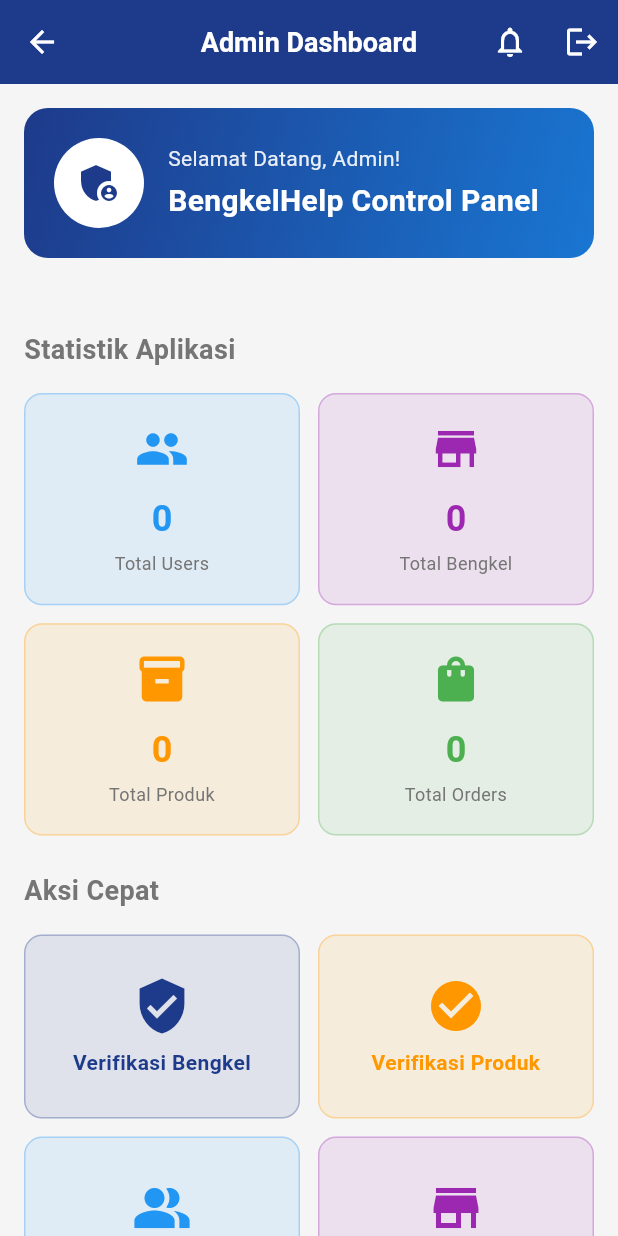
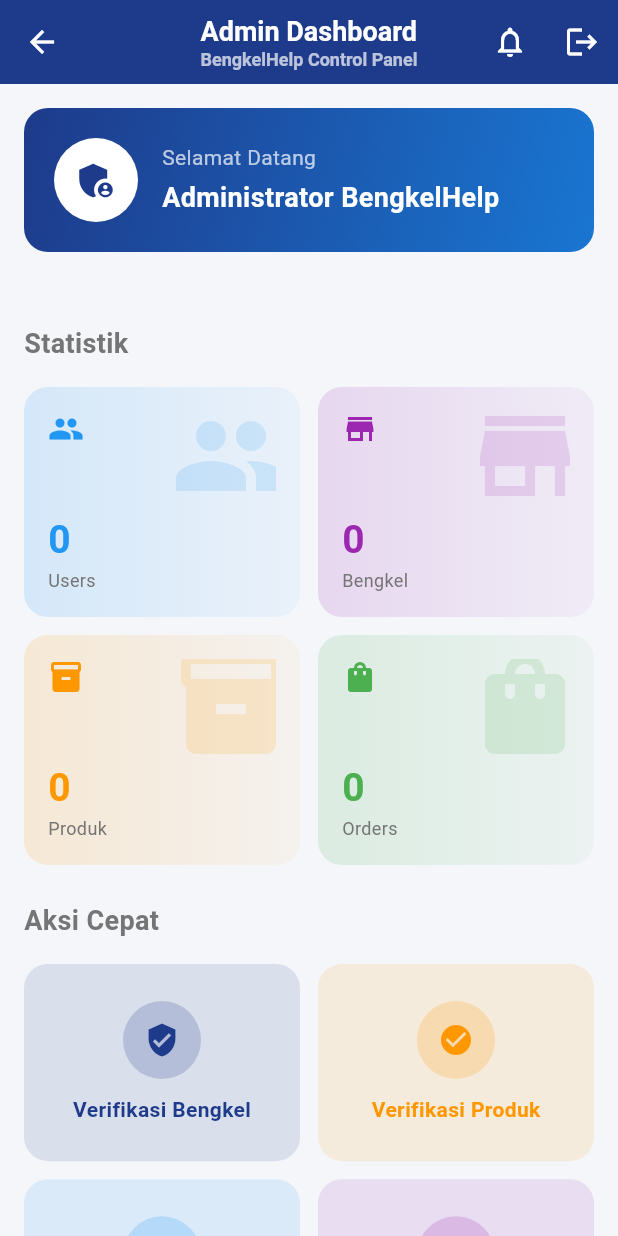
Before and after one commit to crazykillerrr/BengkelHelp, a Flutter app: the AdminDashboardScreen screen opened directly, after a tap on the "notifications" icon, on a phone screen of 412 x 824 dp. Run offline on Flutter 3.47's test engine with Material 3 defaults, Android fonts, the phone set to English and light mode, and no system bars; our stand-ins replace cloud_firestore, firebase_auth, firebase_core, image_picker; accounts and stored records are empty.

Commit message:
adminnnnnn

```diff
--- a/lib/presentation/screens/admin/home/admin_dasboard_screen.dart
+++ b/lib/presentation/screens/admin/home/admin_dasboard_screen.dart
@@ -11,9 +11,8 @@
 import '../report/revenue_report_screen.dart';
 import '../report/activity_report_screen.dart';
 
-
 class AdminDashboardScreen extends StatefulWidget {
-  const AdminDashboardScreen({Key? key}) : super(key: key);
+  const AdminDashboardScreen({super.key});
 
   @override
   State<AdminDashboardScreen> createState() => _AdminDashboardScreenState();
@@ -33,89 +32,108 @@
     setState(() => _isLoading = true);
 
     try {
-      // Load statistics from Firestore
-      final usersSnapshot = await FirebaseFirestore.instance
-          .collection('users')
-          .get();
-
-      final bengkelSnapshot = await FirebaseFirestore.instance
-          .collection('bengkel')
-          .get();
-
-      final productsSnapshot = await FirebaseFirestore.instance
-          .collection('products')
-          .get();
-
-      final ordersSnapshot = await FirebaseFirestore.instance
-          .collection('orders')
-          .get();
-
-      final transactionsSnapshot = await FirebaseFirestore.instance
+      final users = await FirebaseFirestore.instance.collection('users').get();
+      final bengkel =
+      await FirebaseFirestore.instance.collection('bengkel').get();
+      final products =
+      await FirebaseFirestore.instance.collection('products').get();
+      final orders =
+      await FirebaseFirestore.instance.collection('orders').get();
+      final transactions = await FirebaseFirestore.instance
           .collection('transactions')
           .where('status', isEqualTo: 'success')
           .get();
 
-      // Calculate statistics
-      final totalUsers = usersSnapshot.docs.length;
-      final totalBengkel = bengkelSnapshot.docs.length;
-      final totalProducts = productsSnapshot.docs.length;
-      final totalOrders = ordersSnapshot.docs.length;
-
-      // Pending verifications
-      final pendingBengkel = bengkelSnapshot.docs
-          .where((doc) => doc.data()['status'] == 'pending')
-          .length;
-      final pendingProducts = productsSnapshot.docs
-          .where((doc) => doc.data()['status'] == 'pending')
-          .length;
-
-      // Revenue
-      double totalRevenue = 0;
-      for (var doc in transactionsSnapshot.docs) {
-        totalRevenue += (doc.data()['amount'] ?? 0).toDouble();
+      double revenue = 0;
+      for (var doc in transactions.docs) {
+        revenue += (doc.data()['amount'] ?? 0).toDouble();
       }
 
       setState(() {
         _stats = {
-          'totalUsers': totalUsers,
-          'totalBengkel': totalBengkel,
-          'totalProducts': totalProducts,
-          'totalOrders': totalOrders,
-          'pendingBengkel': pendingBengkel,
-          'pendingProducts': pendingProducts,
-          'totalRevenue': totalRevenue,
+          'totalUsers': users.docs.length,
+          'totalBengkel': bengkel.docs.length,
+          'totalProducts': products.docs.length,
+          'totalOrders': orders.docs.length,
+          'pendingBengkel':
+          bengkel.docs.where((e) => e['status'] == 'pending').length,
+          'pendingProducts':
+          products.docs.where((e) => e['status'] == 'pending').length,
+          'revenue': revenue,
         };
         _isLoading = false;
       });
-    } catch (e) {
+    } catch (_) {
       setState(() => _isLoading = false);
-      print('Error loading dashboard: $e');
     }
   }
 
   @override
   Widget build(BuildContext context) {
     return Scaffold(
+      backgroundColor: const Color(0xFFF4F6FA),
       appBar: AppBar(
-        title: const Text('Admin Dashboard'),
+        elevation: 0,
         backgroundColor: AppColors.primary,
+        title: const Column(
+          crossAxisAlignment: CrossAxisAlignment.start,
+          children: [
+            Text('Admin Dashboard',
+                style: TextStyle(fontWeight: FontWeight.bold)),
+            Text(
+              'BengkelHelp Control Panel',
+              style: TextStyle(fontSize: 12, color: Colors.white70),
+            ),
+          ],
+        ),
         actions: [
           IconButton(
             icon: const Icon(Icons.notifications_outlined),
-            onPressed: () {
-              // Show notifications
-            },
+            onPressed: () {},
           ),
+
+          // ================= LOGOUT AMAN =================
           IconButton(
             icon: const Icon(Icons.logout),
             onPressed: () async {
-              final authProvider = Provider.of<AuthProvider>(
+              final confirm = await showDialog<bool>(
+                context: context,
+                builder: (context) => AlertDialog(
+                  title: const Text('Konfirmasi Logout'),
+                  content: const Text(
+                    'Apakah Anda yakin ingin keluar dari akun admin?\n\n'
+                        'Semua data akan tetap tersimpan.',
+                  ),
+                  actions: [
+                    TextButton(
+                      onPressed: () => Navigator.pop(context, false),
+                      child: const Text('Batal'),
+                    ),
+                    TextButton(
+                      onPressed: () => Navigator.pop(context, true),
+                      style: TextButton.styleFrom(
+                        foregroundColor: Colors.red,
+                      ),
+                      child: const Text('Keluar'),
+                    ),
+                  ],
+                ),
+              );
+
+              if (confirm == true) {
+                final auth =
+                Provider.of<AuthProvider>(context, listen: false);
+
+                await auth.signOut();
+
+                if (!mounted) return;
+
+                Navigator.pushNamedAndRemoveUntil(
                   context,
-                listen: false,
+                  AppRoutes.login,
+                      (route) => false,
                 );
-              await authProvider.signOut();
-              if (!mounted) return;
-              Navigator.pushReplacementNamed(context, AppRoutes.roleSelection);
+              }
             },
           ),
         ],
@@ -125,58 +143,39 @@
         child: _isLoading
             ? const Center(child: CircularProgressIndicator())
             : SingleChildScrollView(
+          padding: const EdgeInsets.all(16),
           physics: const AlwaysScrollableScrollPhysics(),
-                padding: const EdgeInsets.all(16),
           child: Column(
             crossAxisAlignment: CrossAxisAlignment.start,
             children: [
-                    // Welcome Section
-                    _buildWelcomeCard(),
+              _welcomeCard(),
               const SizedBox(height: 24),
 
-                    // Alerts Section
               if ((_stats['pendingBengkel'] ?? 0) > 0 ||
                   (_stats['pendingProducts'] ?? 0) > 0)
-                      _buildAlertsSection(),
+                _alertSection(),
 
               const SizedBox(height: 24),
 
-                    // Statistics Section
-                    const Text(
-                      'Statistik Aplikasi',
+              const Text('Statistik',
                   style: TextStyle(
-                        fontSize: 18,
-                        fontWeight: FontWeight.bold,
-                      ),
-                    ),
+                      fontSize: 18, fontWeight: FontWeight.bold)),
               const SizedBox(height: 16),
-                    _buildStatisticsGrid(),
+              _statGrid(),
 
               const SizedBox(height: 24),
-
-                    // Quick Actions
-                    const Text(
-                      'Aksi Cepat',
+              const Text('Aksi Cepat',
                   style: TextStyle(
-                        fontSize: 18,
-                        fontWeight: FontWeight.bold,
-                      ),
-                    ),
+                      fontSize: 18, fontWeight: FontWeight.bold)),
               const SizedBox(height: 16),
-                    _buildQuickActions(),
+              _quickActions(),
 
               const SizedBox(height: 24),
-
-                    // Reports Section
-                    const Text(
-                      'Laporan',
+              const Text('Laporan',
                   style: TextStyle(
-                        fontSize: 18,
-                        fontWeight: FontWeight.bold,
-                      ),
-                    ),
+                      fontSize: 18, fontWeight: FontWeight.bold)),
               const SizedBox(height: 16),
-                    _buildReportsSection(),
+              _reportSection(),
             ],
           ),
         ),
@@ -184,7 +183,9 @@
     );
   }
 
-  Widget _buildWelcomeCard() {
+  /* ================= UI ================= */
+
+  Widget _welcomeCard() {
     return Container(
       padding: const EdgeInsets.all(20),
       decoration: BoxDecoration(
@@ -192,84 +193,65 @@
         borderRadius: BorderRadius.circular(16),
       ),
       child: Row(
-        children: [
-          const CircleAvatar(
-            radius: 30,
+        children: const [
+          CircleAvatar(
+            radius: 28,
             backgroundColor: Colors.white,
-            child: Icon(
-              Icons.admin_panel_settings,
-              size: 32,
-              color: AppColors.primary,
+            child: Icon(Icons.admin_panel_settings,
+                size: 30, color: AppColors.primary),
           ),
-          ),
-          const SizedBox(width: 16),
-          Expanded(
-            child: Column(
+          SizedBox(width: 16),
+          Column(
             crossAxisAlignment: CrossAxisAlignment.start,
             children: [
-                Text(
-                  'Selamat Datang, Admin!',
-                  style: TextStyle(
-                    color: Colors.white.withOpacity(0.9),
-                    fontSize: 14,
-                  ),
-                ),
-                const SizedBox(height: 4),
-                const Text(
-                  'BengkelHelp Control Panel',
+              Text('Selamat Datang',
+                  style: TextStyle(color: Colors.white70)),
+              SizedBox(height: 4),
+              Text('Administrator BengkelHelp',
                   style: TextStyle(
                       color: Colors.white,
-                    fontSize: 20,
-                    fontWeight: FontWeight.bold,
-                  ),
-                ),
+                      fontSize: 18,
+                      fontWeight: FontWeight.bold)),
             ],
-            ),
           ),
         ],
       ),
     );
   }
 
-  Widget _buildAlertsSection() {
+  Widget _alertSection() {
     return Column(
       children: [
         if ((_stats['pendingBengkel'] ?? 0) > 0)
-          _buildAlertCard(
+          _alertCard(
             icon: Icons.store,
             title: 'Bengkel Menunggu Verifikasi',
             count: _stats['pendingBengkel'],
-            color: AppColors.warning,
-            onTap: () {
-              Navigator.push(
+            color: Colors.orange,
+            onTap: () => Navigator.push(
               context,
               MaterialPageRoute(
-                  builder: (_) => const BengkelVerificationScreen(),
+                  builder: (_) => const BengkelVerificationScreen()),
             ),
-              );
-            },
           ),
         const SizedBox(height: 12),
         if ((_stats['pendingProducts'] ?? 0) > 0)
-          _buildAlertCard(
+          _alertCard(
             icon: Icons.inventory,
             title: 'Produk Menunggu Verifikasi',
             count: _stats['pendingProducts'],
-            color: AppColors.secondary,
-            onTap: () {
-              Navigator.push(
+            color: Colors.blue,
+            onTap: () => Navigator.push(
               context,
               MaterialPageRoute(
-                  builder: (_) => const ProductVerificationScreen(),
+                  builder: (_) => const ProductVerificationScreen()),
             ),
-              );
-            },
           ),
       ],
     );
   }
 
-  Widget _buildAlertCard({
+  Widget _alertCard({
     required IconData icon,
     required String title,
     required int count,
@@ -278,327 +260,232 @@
   }) {
     return InkWell(
       onTap: onTap,
-      borderRadius: BorderRadius.circular(12),
+      borderRadius: BorderRadius.circular(14),
       child: Container(
         padding: const EdgeInsets.all(16),
         decoration: BoxDecoration(
-          color: color.withOpacity(0.1),
-          borderRadius: BorderRadius.circular(12),
-          border: Border.all(color: color.withOpacity(0.3)),
+          color: color.withOpacity(0.12),
+          borderRadius: BorderRadius.circular(14),
         ),
         child: Row(
           children: [
-            Container(
-              padding: const EdgeInsets.all(12),
-              decoration: BoxDecoration(
-                color: color.withOpacity(0.2),
-                borderRadius: BorderRadius.circular(8),
-              ),
-              child: Icon(icon, color: color, size: 24),
+            CircleAvatar(
+              backgroundColor: color.withOpacity(0.2),
+              child: Icon(icon, color: color),
             ),
             const SizedBox(width: 16),
             Expanded(
               child: Column(
                 crossAxisAlignment: CrossAxisAlignment.start,
                 children: [
-                  Text(
-                    title,
-                    style: const TextStyle(
-                      fontSize: 14,
-                      fontWeight: FontWeight.w500,
-                    ),
-                  ),
+                  Text(title,
+                      style: const TextStyle(fontWeight: FontWeight.w600)),
                   const SizedBox(height: 4),
-                  Text(
-                    '$count item',
+                  Text('$count item',
                       style: TextStyle(
-                      fontSize: 16,
-                      fontWeight: FontWeight.bold,
-                      color: color,
-                    ),
-                  ),
+                          fontWeight: FontWeight.bold, color: color)),
                 ],
               ),
             ),
-            Icon(
-              Icons.arrow_forward_ios,
-              size: 16,
-              color: color,
-            ),
+            const Icon(Icons.chevron_right),
           ],
         ),
       ),
     );
   }
 
-  Widget _buildStatisticsGrid() {
+  Widget _statGrid() {
     return GridView.count(
       crossAxisCount: 2,
       shrinkWrap: true,
       physics: const NeverScrollableScrollPhysics(),
+      crossAxisSpacing: 12,
       mainAxisSpacing: 12,
-      crossAxisSpacing: 12,
-      childAspectRatio: 1.3,
+      childAspectRatio: 1.2,
       children: [
-        _buildStatCard(
-          icon: Icons.people,
-          label: 'Total Users',
-          value: '${_stats['totalUsers'] ?? 0}',
-          color: Colors.blue,
-        ),
-        _buildStatCard(
-          icon: Icons.store,
-          label: 'Total Bengkel',
-          value: '${_stats['totalBengkel'] ?? 0}',
-          color: Colors.purple,
-        ),
-        _buildStatCard(
-          icon: Icons.inventory,
-          label: 'Total Produk',
-          value: '${_stats['totalProducts'] ?? 0}',
-          color: Colors.orange,
-        ),
-        _buildStatCard(
-          icon: Icons.shopping_bag,
-          label: 'Total Orders',
-          value: '${_stats['totalOrders'] ?? 0}',
-          color: Colors.green,
-        ),
+        _statCard(Icons.people, 'Users', _stats['totalUsers'], Colors.blue),
+        _statCard(Icons.store, 'Bengkel', _stats['totalBengkel'], Colors.purple),
+        _statCard(Icons.inventory, 'Produk', _stats['totalProducts'], Colors.orange),
+        _statCard(Icons.shopping_bag, 'Orders', _stats['totalOrders'], Colors.green),
       ],
     );
   }
 
-  Widget _buildStatCard({
-    required IconData icon,
-    required String label,
-    required String value,
-    required Color color,
-  }) {
+  Widget _statCard(
+      IconData icon, String label, int value, Color color) {
     return Container(
       padding: const EdgeInsets.all(16),
       decoration: BoxDecoration(
-        color: color.withOpacity(0.1),
-        borderRadius: BorderRadius.circular(12),
-        border: Border.all(color: color.withOpacity(0.3)),
-      ),
-      child: Column(
-        mainAxisAlignment: MainAxisAlignment.center,
-        children: [
-          Icon(icon, color: color, size: 36),
-          const SizedBox(height: 12),
-          Text(
-            value,
-            style: TextStyle(
-              fontSize: 24,
-              fontWeight: FontWeight.bold,
-              color: color,
+        borderRadius: BorderRadius.circular(16),
+        gradient: LinearGradient(
+          colors: [color.withOpacity(0.15), color.withOpacity(0.05)],
         ),
       ),
-          const SizedBox(height: 4),
-          Text(
-            label,
+      child: Stack(
+        children: [
+          Positioned(
+            right: -10,
+            top: -10,
+            child: Icon(icon, size: 80, color: color.withOpacity(0.15)),
+          ),
+          Column(
+            crossAxisAlignment: CrossAxisAlignment.start,
+            children: [
+              Icon(icon, color: color),
+              const Spacer(),
+              Text('$value',
                   style: TextStyle(
-              fontSize: 12,
-              color: Colors.grey[600],
-            ),
-            textAlign: TextAlign.center,
+                      fontSize: 26,
+                      fontWeight: FontWeight.bold,
+                      color: color)),
+              Text(label, style: const TextStyle(fontSize: 12)),
+            ],
           ),
         ],
       ),
     );
   }
 
-  Widget _buildQuickActions() {
+  Widget _quickActions() {
     return GridView.count(
       crossAxisCount: 2,
       shrinkWrap: true,
       physics: const NeverScrollableScrollPhysics(),
+      crossAxisSpacing: 12,
       mainAxisSpacing: 12,
-      crossAxisSpacing: 12,
-      childAspectRatio: 1.5,
+      childAspectRatio: 1.4,
       children: [
-        _buildActionCard(
-          icon: Icons.verified_user,
-          label: 'Verifikasi Bengkel',
-          color: AppColors.primary,
-          onTap: () {
+        _actionCard(Icons.verified_user, 'Verifikasi Bengkel',
+            AppColors.primary, () {
               Navigator.push(
                 context,
                 MaterialPageRoute(
-                builder: (_) => const BengkelVerificationScreen(),
-              ),
+                    builder: (_) => const BengkelVerificationScreen()),
               );
-          },
-        ),
-        _buildActionCard(
-          icon: Icons.check_circle,
-          label: 'Verifikasi Produk',
-          color: AppColors.secondary,
-          onTap: () {
+            }),
+        _actionCard(Icons.check_circle, 'Verifikasi Produk',
+            AppColors.secondary, () {
               Navigator.push(
                 context,
                 MaterialPageRoute(
-                builder: (_) => const ProductVerificationScreen(),
-              ),
+                    builder: (_) => const ProductVerificationScreen()),
               );
-          },
-        ),
-        _buildActionCard(
-          icon: Icons.people_alt,
-          label: 'Kelola Users',
-          color: Colors.blue,
-          onTap: () {
+            }),
+        _actionCard(Icons.people_alt, 'Kelola Users', Colors.blue, () {
           Navigator.push(
             context,
             MaterialPageRoute(
-                builder: (_) => const UserManagementScreen(),
-              ),
+                builder: (_) => const UserManagementScreen()),
           );
-          },
-        ),
-        _buildActionCard(
-          icon: Icons.store_mall_directory,
-          label: 'Kelola Bengkel',
-          color: Colors.purple,
-          onTap: () {
+        }),
+        _actionCard(Icons.store_mall_directory, 'Kelola Bengkel',
+            Colors.purple, () {
               Navigator.push(
                 context,
                 MaterialPageRoute(
-                builder: (_) => const ProductVerificationScreen(),
-              ),
+                    builder: (_) => const ProductVerificationScreen()),
               );
-          },
-        ),
+            }),
       ],
     );
   }
 
-  Widget _buildActionCard({
-    required IconData icon,
-    required String label,
-    required Color color,
-    required VoidCallback onTap,
-  }) {
+  Widget _actionCard(
+      IconData icon, String label, Color color, VoidCallback onTap) {
     return InkWell(
       onTap: onTap,
-      borderRadius: BorderRadius.circular(12),
+      borderRadius: BorderRadius.circular(16),
       child: Container(
         decoration: BoxDecoration(
-          color: color.withOpacity(0.1),
-          borderRadius: BorderRadius.circular(12),
-          border: Border.all(color: color.withOpacity(0.3)),
+          color: color.withOpacity(0.12),
+          borderRadius: BorderRadius.circular(16),
         ),
         child: Column(
           mainAxisAlignment: MainAxisAlignment.center,
           children: [
-            Icon(icon, size: 40, color: color),
-            const SizedBox(height: 8),
-            Text(
-              label,
-              style: TextStyle(
-                fontSize: 14,
-                fontWeight: FontWeight.w600,
-                color: color,
+            CircleAvatar(
+              radius: 26,
+              backgroundColor: color.withOpacity(0.2),
+              child: Icon(icon, color: color),
             ),
-              textAlign: TextAlign.center,
-            ),
+            const SizedBox(height: 10),
+            Text(label,
+                style:
+                TextStyle(fontWeight: FontWeight.w600, color: color)),
           ],
         ),
       ),
     );
   }
 
-  Widget _buildReportsSection() {
+  Widget _reportSection() {
     return Column(
       children: [
-        _buildReportCard(
-          icon: Icons.trending_up,
-          title: 'Laporan Pendapatan',
-          subtitle: CurrencyFormatter.format(_stats['totalRevenue'] ?? 0),
-          color: Colors.green,
-          onTap: () {
-            Navigator.push(
+        _reportCard(
+          Icons.trending_up,
+          'Laporan Pendapatan',
+          CurrencyFormatter.format(_stats['revenue'] ?? 0),
+          Colors.green,
+              () => Navigator.push(
             context,
             MaterialPageRoute(
-                builder: (_) => const RevenueReportScreen(),
+                builder: (_) => const RevenueReportScreen()),
           ),
-            );
-          },
         ),
         const SizedBox(height: 12),
-        _buildReportCard(
-          icon: Icons.analytics,
-          title: 'Laporan Aktivitas',
-          subtitle: 'Lihat aktivitas pengguna',
-          color: Colors.blue,
-          onTap: () {
-            Navigator.push(
+        _reportCard(
+          Icons.analytics,
+          'Laporan Aktivitas',
+          'Aktivitas pengguna aplikasi',
+          Colors.blue,
+              () => Navigator.push(
             context,
             MaterialPageRoute(
-                builder: (_) => const ActivityReportScreen(),
+                builder: (_) => const ActivityReportScreen()),
           ),
-            );
-          },
         ),
       ],
     );
   }
 
-  Widget _buildReportCard({
-    required IconData icon,
-    required String title,
-    required String subtitle,
-    required Color color,
-    required VoidCallback onTap,
-  }) {
+  Widget _reportCard(IconData icon, String title, String subtitle,
+      Color color, VoidCallback onTap) {
     return InkWell(
       onTap: onTap,
-      borderRadius: BorderRadius.circular(12),
+      borderRadius: BorderRadius.circular(16),
       child: Container(
         padding: const EdgeInsets.all(16),
         decoration: BoxDecoration(
           color: Colors.white,
-          borderRadius: BorderRadius.circular(12),
-          border: Border.all(color: Colors.grey[300]!),
+          borderRadius: BorderRadius.circular(16),
+          boxShadow: [
+            BoxShadow(
+                color: Colors.black.withOpacity(0.05),
+                blurRadius: 8,
+                offset: const Offset(0, 4)),
+          ],
         ),
         child: Row(
           children: [
-            Container(
-              padding: const EdgeInsets.all(12),
-              decoration: BoxDecoration(
-                color: color.withOpacity(0.1),
-                borderRadius: BorderRadius.circular(8),
-              ),
-              child: Icon(icon, color: color, size: 28),
+            CircleAvatar(
+              backgroundColor: color.withOpacity(0.15),
+              child: Icon(icon, color: color),
             ),
             const SizedBox(width: 16),
             Expanded(
               child: Column(
                 crossAxisAlignment: CrossAxisAlignment.start,
                 children: [
-                  Text(
-                    title,
-                    style: const TextStyle(
-                      fontSize: 16,
-                      fontWeight: FontWeight.bold,
-                    ),
-                  ),
+                  Text(title,
+                      style:
+                      const TextStyle(fontWeight: FontWeight.bold)),
                   const SizedBox(height: 4),
-                  Text(
-                    subtitle,
-                    style: TextStyle(
-                      fontSize: 14,
-                      color: Colors.grey[600],
-                    ),
-                  ),
+                  Text(subtitle,
+                      style: const TextStyle(fontSize: 13)),
                 ],
               ),
             ),
-            const Icon(
-              Icons.arrow_forward_ios,
-              size: 16,
-              color: Colors.grey,
-            ),
+            const Icon(Icons.chevron_right),
           ],
         ),
       ),
```
Lines whose indentation alone changed are shown as unchanged.
